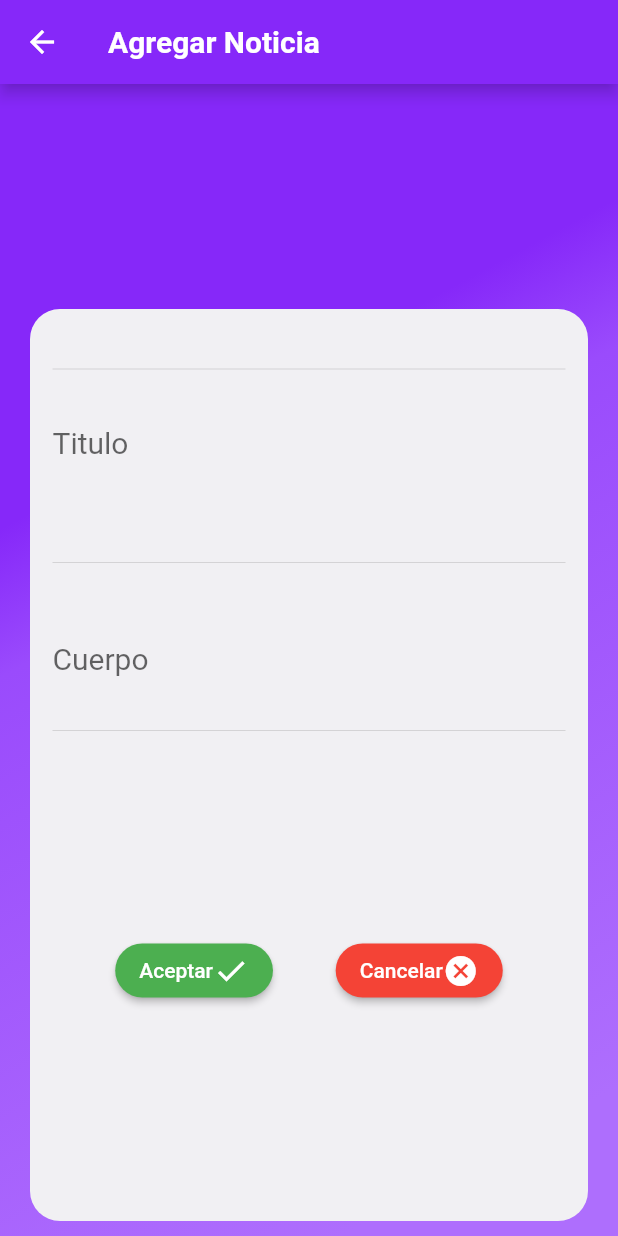
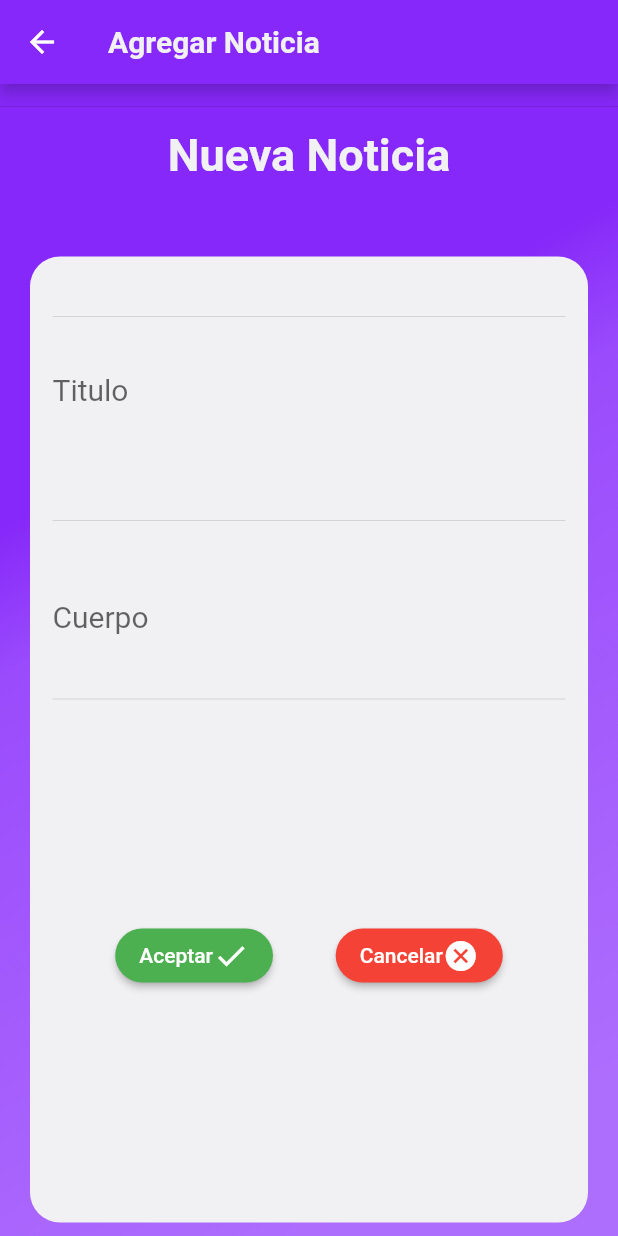
Before and after one commit to renrevm/salvandoalsoldadoalvarez, a Flutter app: the PublicarNoticiasPage screen opened directly, on a phone screen of 412 x 824 dp. Run offline on Flutter 3.47's test engine with Material 2 defaults, Android fonts, the phone set to English and light mode, and no system bars; our stand-ins replace cloud_firestore, firebase_auth, firebase_core, google_sign_in, material_design_icons_flutter; accounts and stored records are empty.

Commit message:
Ver noticia

```diff
--- a/dam_c3_cliente/lib/adminpages/portada_noticias_page.dart
+++ b/dam_c3_cliente/lib/adminpages/portada_noticias_page.dart
@@ -3,6 +3,7 @@
 import 'package:cloud_firestore/cloud_firestore.dart';
 import 'package:dam_c3_cliente/adminpages/publicar_noticias_page.dart';
 import 'package:dam_c3_cliente/constant.dart';
+import 'package:dam_c3_cliente/widgets/box_degrade.dart';
 import 'package:flutter/material.dart';
 import 'package:material_design_icons_flutter/material_design_icons_flutter.dart';
 import '../services/firestore_service.dart';
@@ -19,7 +20,7 @@ class _PortadaNoticiasPageState extends State<PortadaNoticiasPage> {
   @override
   Widget build(BuildContext context) {
     return Container(
-      decoration: kContainerDegradeMenu,
+      decoration: boxDegrade,
       child: Column(
         children: [
           Divider(
--- a/dam_c3_cliente/lib/adminpages/publicar_noticias_page.dart
+++ b/dam_c3_cliente/lib/adminpages/publicar_noticias_page.dart
@@ -3,6 +3,9 @@
 import 'package:dam_c3_cliente/constant.dart';
 import 'package:dam_c3_cliente/services/firestore_service.dart';
 import 'package:flutter/material.dart';
+import 'package:material_design_icons_flutter/material_design_icons_flutter.dart';
+
+import '../widgets/box_degrade.dart';
 
 // ignore: must_be_immutable
 class PublicarNoticiasPage extends StatefulWidget {
@@ -30,10 +33,27 @@ class _PublicarNoticiasPageState extends State<PublicarNoticiasPage> {
         shadowColor: Color(kPrimaryColor),
       ),
       body: Container(
-        decoration: kContainerDegradeMenu,
+        decoration: boxDegrade,
+        child: Column(
+          mainAxisAlignment: MainAxisAlignment.center,
+          children: [
+            Divider(
+              height: 30,
+              thickness: 0,
+            ),
+            Text(
+              'Nueva Noticia',
+              style: TextStyle(
+                color: Color(kAccentColor1),
+                fontWeight: FontWeight.bold,
+                fontSize: 30,
+              ),
+              textAlign: TextAlign.center,
+            ),
+            Expanded(
               child: Padding(
-          padding:
-              const EdgeInsets.only(top: 150, left: 20, right: 20, bottom: 10),
+                padding: const EdgeInsets.only(
+                    top: 50, left: 20, right: 20, bottom: 9),
                 child: Container(
                   decoration: BoxDecoration(
                       color: Color(kAccentColor1),
@@ -58,7 +78,10 @@ class _PublicarNoticiasPageState extends State<PublicarNoticiasPage> {
                                 focusColor: Colors.grey,
                                 hintText: 'Titulo'),
                           ),
-                    Text(errortitulo),
+                          Text(
+                            errortitulo,
+                            style: kTextError,
+                          ),
                           Divider(
                             height: 80,
                             thickness: 0,
@@ -72,7 +95,7 @@ class _PublicarNoticiasPageState extends State<PublicarNoticiasPage> {
                                 focusColor: Colors.grey,
                                 hintText: 'Cuerpo'),
                           ),
-                    Text(errorCuerpo),
+                          Text(errorCuerpo, style: kTextError),
                           Divider(),
                           Expanded(
                             child: Row(
@@ -105,7 +128,8 @@ class _PublicarNoticiasPageState extends State<PublicarNoticiasPage> {
                                       if (tituloController.text != '' &&
                                           cuerpoController.text != '') {
                                         String titulo = tituloController.text;
-                                  String descripcion = cuerpoController.text;
+                                        String descripcion =
+                                            cuerpoController.text;
                                         FirestoreService()
                                             .agregar(titulo, descripcion);
                                         Navigator.pop(context);
@@ -137,6 +161,9 @@ class _PublicarNoticiasPageState extends State<PublicarNoticiasPage> {
                 ),
               ),
             ),
+          ],
+        ),
+      ),
     );
   }
 }
--- a/dam_c3_cliente/lib/constant.dart
+++ b/dam_c3_cliente/lib/constant.dart
@@ -10,9 +10,10 @@ const kTerciaryColor = 0xFFAE6EFD;
 const kGreyPrimaryColor = 0xFF593E7A;
 
 const kAccentColor1 = 0xFFF1F0F3;
+const kErrorColor = 0xFFEC0808;
 
 const TextStyle kTituloAppbar = TextStyle(
-  color: Colors.white,
+  color: Color(kAccentColor1),
   fontWeight: FontWeight.bold,
   fontSize: 20,
 );
@@ -21,31 +22,9 @@ const TextStyle kSubTituloAppbar = TextStyle(
   color: Colors.grey,
   fontSize: 12,
 );
-const BoxDecoration kContainerDegrade = BoxDecoration(
-  borderRadius: BorderRadius.only(
-    bottomLeft: Radius.circular(80),
-    bottomRight: Radius.circular(80),
-  ),
-  gradient: LinearGradient(
-    colors: [
-      Color(kPrimaryColor),
-      Color(kSecundaryColor),
-      Color(kTerciaryColor),
-    ],
-    stops: [0.3, 0.4, 0.9],
-    begin: FractionalOffset.topLeft,
-    end: FractionalOffset.bottomRight,
-  ),
+
+const TextStyle kTextError = TextStyle(
+  color: Color(kErrorColor),
+  fontWeight: FontWeight.normal,
+  fontSize: 20,
 );
-const BoxDecoration kContainerDegradeMenu = BoxDecoration(
-  gradient: LinearGradient(
-    colors: [
-      Color(kPrimaryColor),
-      Color(kSecundaryColor),
-      Color(kTerciaryColor),
-    ],
-    stops: [0.3, 0.4, 0.9],
-    begin: FractionalOffset.topLeft,
-    end: FractionalOffset.bottomRight,
-  ),
-);
--- a/dam_c3_cliente/lib/pages/login_page.dart
+++ b/dam_c3_cliente/lib/pages/login_page.dart
@@ -1,5 +1,6 @@
 import 'package:dam_c3_cliente/constant.dart';
 import 'package:dam_c3_cliente/services/authentificator.dart';
+import 'package:dam_c3_cliente/widgets/box_degrade.dart';
 import 'package:firebase_core/firebase_core.dart';
 import 'package:flutter/material.dart';
 import 'package:material_design_icons_flutter/material_design_icons_flutter.dart';
@@ -57,7 +58,7 @@ class _LoginPageState extends State<LoginPage> {
       body: Column(
         children: [
           Container(
-            decoration: kContainerDegrade,
+            decoration: boxDegradeTitulo,
             child: Center(
               child: Column(
                 mainAxisAlignment: MainAxisAlignment.center,
--- /dev/null
+++ b/dam_c3_cliente/lib/widgets/box_degrade.dart
@@ -0,0 +1,32 @@
+import 'package:flutter/material.dart';
+
+import '../constant.dart';
+
+const BoxDecoration boxDegradeTitulo = BoxDecoration(
+  borderRadius: BorderRadius.only(
+    bottomLeft: Radius.circular(80),
+    bottomRight: Radius.circular(80),
+  ),
+  gradient: LinearGradient(
+    colors: [
+      Color(kPrimaryColor),
+      Color(kSecundaryColor),
+      Color(kTerciaryColor),
+    ],
+    stops: [0.3, 0.4, 0.9],
+    begin: FractionalOffset.topLeft,
+    end: FractionalOffset.bottomRight,
+  ),
+);
+const BoxDecoration boxDegrade = BoxDecoration(
+  gradient: LinearGradient(
+    colors: [
+      Color(kPrimaryColor),
+      Color(kSecundaryColor),
+      Color(kTerciaryColor),
+    ],
+    stops: [0.3, 0.4, 0.9],
+    begin: FractionalOffset.topLeft,
+    end: FractionalOffset.bottomRight,
+  ),
+);
```
Also changed, not shown: dam_c3_cliente/lib/clientpages/mostrar_noticia.dart (added, +60 -0 lines), dam_c3_cliente/lib/clientpages/portada_noticias_page.dart (+11 -5 lines), dam_c3_cliente/lib/pages/menu_page.dart (+4 -3 lines). Lines whose indentation alone changed are shown as unchanged.
